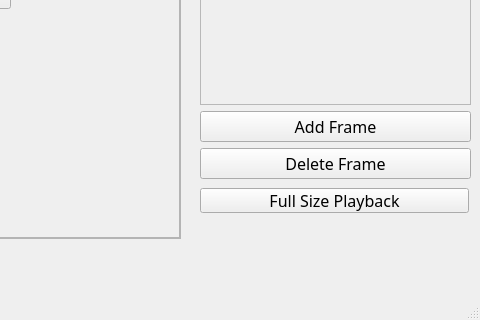
This is view.ui in samirsarin04/SpriteEditor as Qt 5 draws it before an edit; both pictures show x 720 to 1200 and y 480 to 800 of the 1200 by 800 pixel window. The edited form follows.
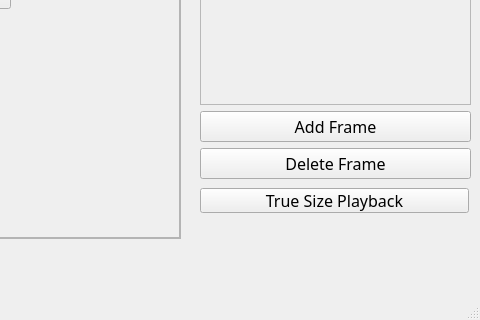
This is the edited form. Icons and pictures are not drawn. Custom widgets are drawn as their Qt base class.

Commit message: true size playback var name changes

The edit to the form file:
```diff
--- a/view.ui
+++ b/view.ui
@@ -630,7 +630,7 @@
      </rect>
     </property>
     <property name="text">
-     <string>Full Size Playback</string>
+     <string>True Size Playback</string>
     </property>
    </widget>
    <zorder>transparentBackdrop</zorder>
```
The commit also changes 3 other files.
